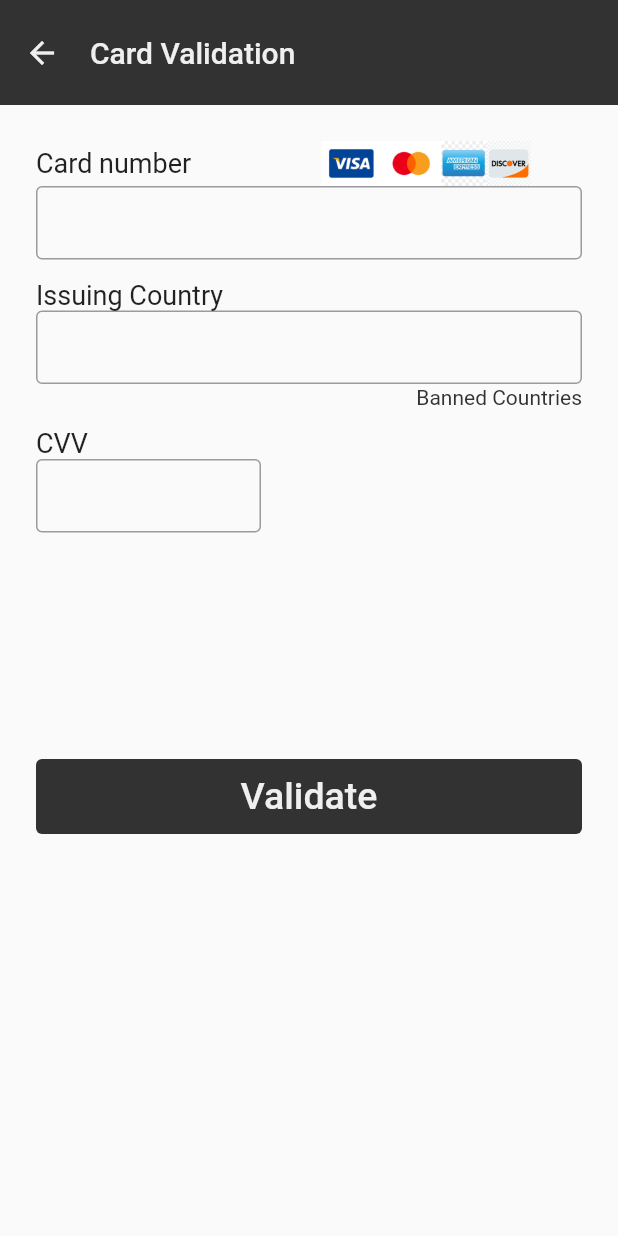
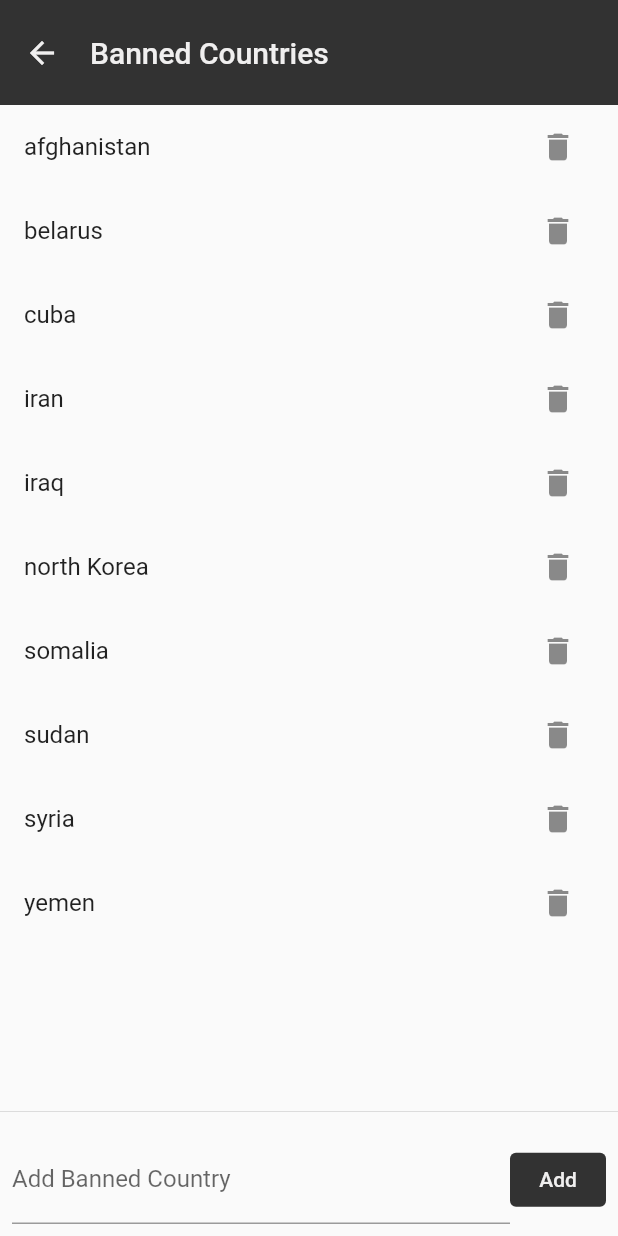
Before and after one commit to Light1264/card_validator, a Flutter app: the CardValidator screen opened directly, after a tap on "Banned Countries", on a phone screen of 412 x 824 dp. Run offline on Flutter 3.47's test engine with Material 2 defaults, Android fonts, the phone set to English and light mode, and no system bars; our stand-ins replace flutter_svg, get_storage; accounts and stored records are empty.

Commit message:
banned Countries

```diff
--- /dev/null
+++ b/lib/view/banned_countries..dart
@@ -0,0 +1,109 @@
+import 'package:flutter/material.dart';
+import 'package:provider/provider.dart';
+
+import '../view_model/card_validation_viewmodel.dart';
+
+
+class BannedCountries extends StatelessWidget{
+const BannedCountries({super.key});
+
+  @override
+  Widget build(BuildContext context) {
+    CardValidationViewModel bannedCountries =
+        context.watch<CardValidationViewModel>();
+    return Scaffold(
+      appBar: AppBar(
+        backgroundColor: const Color(0xFF323232),
+        automaticallyImplyLeading: false,
+        toolbarHeight: 70,
+        elevation: 0,
+        title: Row(
+          children: [
+            InkWell(
+              onTap: () {
+                Navigator.of(context).pop();
+              },
+              child: const Icon(
+                Icons.arrow_back,
+                color: Color.fromARGB(255, 240, 239, 239),
+              ),
+            ),
+            const SizedBox(
+              width: 20,
+            ),
+            const Text(
+              "Banned Countries",
+              style: TextStyle(
+                color: Color.fromARGB(255, 240, 239, 239),
+              ),
+            ),
+          ],
+        ),
+      ),
+      body: Column(
+        children: [
+          Expanded(
+            child: ListView.builder(
+              itemCount: bannedCountries.bannedCountries.length,
+              itemBuilder: (BuildContext context, int index) {
+                String country = bannedCountries.bannedCountries[index];
+                return ListTile(
+                  title: Text(country),
+                  trailing: IconButton(
+                    icon: Icon(Icons.delete),
+                    onPressed: () {
+                      bannedCountries.removeBannedCountry(country);
+                    },
+                  ),
+                );
+              },
+            ),
+          ),
+          Divider(),
+          Padding(
+            padding: const EdgeInsets.all(8.0),
+            child: Row(
+              children: [
+                Expanded(
+                  child: TextField(
+                    controller: bannedCountries.bannedCountry,
+                    onChanged: (value) {
+                      // Handle user input for new country
+                    },
+                    decoration: const InputDecoration(
+                      labelText: 'Add Banned Country',
+                    ),
+                  ),
+                ),
+                ElevatedButton(
+                  style: ButtonStyle(
+                    backgroundColor: MaterialStateProperty.all<Color>(
+                      const Color(0xFF323232),
+                    ),
+                    elevation: MaterialStateProperty.all<double>(0),
+                  ),
+                  onPressed: () {
+                    bannedCountries.addBannedCountry(
+                        bannedCountries.bannedCountry.text.trim());
+                  },
+                  child: const Text(
+                    'Add',
+                    style: TextStyle(
+                      color: Color.fromARGB(255, 240, 239, 239),
+                    ),
+                  ),
+                ),
+              ],
+            ),
+          ),
+        ],
+      ),
+    );
+  }
+}
+
+void main() {
+  runApp(MaterialApp(
+    home: BannedCountries(),
+  ));
+}
--- a/lib/view/card_validation_screen.dart
+++ b/lib/view/card_validation_screen.dart
@@ -1,7 +1,11 @@
 import 'package:card_validator/components/card_details.dart';
+import 'package:card_validator/utils/dialog.dart';
 import 'package:card_validator/view_model/card_validation_viewmodel.dart';
 import 'package:flutter/material.dart';
 import 'package:provider/provider.dart';
+
+import '../main.dart';
+import 'banned_countries..dart';
 
 class CardValidator extends StatelessWidget {
   const CardValidator({super.key});
@@ -68,20 +72,29 @@ class CardValidator extends StatelessWidget {
                 textTitle: "Issuing Country",
                 textController: cardValidationViewModel.issuingCountry,
               ),
+              const SizedBox(
+                height: 6,
+              ),
               Align(
                 alignment: Alignment.centerRight,
                 child: GestureDetector(
-                  onTap: () {},
+                  onTap: () {
+                    Navigator.of(context).push(
+                      MaterialPageRoute(
+                        builder: (context) => BannedCountries(),
+                      ),
+                    );
+                  },
                   child: const Text(
                     "Banned Countries",
                     style: TextStyle(
-                      color: Color(0xFF323232),
+                      color: Color.fromARGB(255, 51, 77, 244),
                     ),
                   ),
                 ),
               ),
               const SizedBox(
-                height: 12,
+                height: 6,
               ),
               CardDetails(
                 textTitle: "CVV",
@@ -103,12 +116,24 @@ class CardValidator extends StatelessWidget {
                     elevation: MaterialStateProperty.all<double>(0),
                   ),
                   onPressed: () {
-                    if (cardValidationViewModel.cardNumber.text.isNotEmpty) {
+                    var cards = getX.read(cardDetails.getXValidatedCards);
+                    if (cardValidationViewModel.cardNumber.text
+                        .trim()
+                        .isNotEmpty) {
                       // if (cardValidationViewModel.holderName.text.isNotEmpty) {
-                      if (cardValidationViewModel.cvv.text.isNotEmpty) {
-                        if (cardValidationViewModel
-                            .issuingCountry.text.isNotEmpty) {
-                          cardValidationViewModel.runDelayedCode(context);
+                      if (cardValidationViewModel.cvv.text.trim().isNotEmpty) {
+                        if (cardValidationViewModel.issuingCountry.text
+                            .trim()
+                            .isNotEmpty) {
+                          if (cards.toString().isNotEmpty &&
+                              cards.toString().contains(cardValidationViewModel
+                                  .cardNumber.text
+                                  .trim())) {
+                            showMyDialog(
+                                context, "This card has already been verified");
+                          } else {
+                            cardValidationViewModel.runDelayedCode(context);
+                          }
                         }
                       }
                       // }
--- a/lib/view_model/card_validation_viewmodel.dart
+++ b/lib/view_model/card_validation_viewmodel.dart
@@ -9,11 +9,11 @@ import '../components/credit_card_class.dart';
 
 class CardValidationViewModel extends ChangeNotifier {
   TextEditingController cardNumber = TextEditingController();
+  TextEditingController bannedCountry = TextEditingController();
   TextEditingController cvv = TextEditingController();
   TextEditingController holderName = TextEditingController();
   TextEditingController issuingCountry = TextEditingController();
-  List<Map<String, dynamic>>? validatedCards =
-      getX.read(cardDetails.getXValidatedCards);
+  List<dynamic>? validatedCards;
   // CardValidationViewModel.write("validatedVards", validatedCards);
   List<String> cardType = [
     "assets/visa_card.png",
@@ -127,13 +127,14 @@ class CardValidationViewModel extends ChangeNotifier {
       if (isValid) {
         if (bannedCountries.contains(issuingCountry.text.toLowerCase())) {
           showMyDialog(context, "Banned Issuing Country");
-          cardNumber.clear();
-          holderName.clear();
-          cvv.clear();
-          issuingCountry.clear();
+          // cardNumber.clear();
+          // holderName.clear();
+          // cvv.clear();
+          // issuingCountry.clear();
         } else {
           print("Card is Valid");
-          // List<Map<String, dynamic>> validatedCard = [];
+          if (validatedCards == null) {
+            validatedCards = [];
             validatedCards!.add({
               "cardNumber": cardNumber.text,
               "cardType": cardType,
@@ -141,12 +142,24 @@ class CardValidationViewModel extends ChangeNotifier {
               "issuingCountry": issuingCountry.text
             });
             notifyListeners();
+          } else {
+            validatedCards!.add({
+              "cardNumber": cardNumber.text.trim(),
+              "cardType": cardType,
+              "cvv": cvv.text.trim(),
+              "issuingCountry": issuingCountry.text.trim()
+            });
+            notifyListeners();
+          }
+
+          print("---------------- $validatedCards");
           getX.write(cardDetails.getXValidatedCards, validatedCards);
+          print("++++++++++++++ ${getX.read(cardDetails.getXValidatedCards)}");
           showMyDialog(context, "Validation Complete");
-          cardNumber.clear();
-          holderName.clear();
-          cvv.clear();
-          issuingCountry.clear();
+          // cardNumber.clear();
+          // holderName.clear();
+          // cvv.clear();
+          // issuingCountry.clear();
           cardType = [
             "assets/visa_card.png",
             "assets/master_card.jpg",
@@ -178,4 +191,14 @@ class CardValidationViewModel extends ChangeNotifier {
             ),
           );
   }
+
+  void addBannedCountry(String country) {
+    bannedCountries.add(country);
+    notifyListeners();
   }
+
+  void removeBannedCountry(String country) {
+    bannedCountries.remove(country);
+    notifyListeners();
+  }
+}
```
Also changed, not shown: lib/main.dart (+5 -3 lines), lib/view/card_display_screen.dart (+25 -9 lines). Lines whose indentation alone changed are shown as unchanged.
